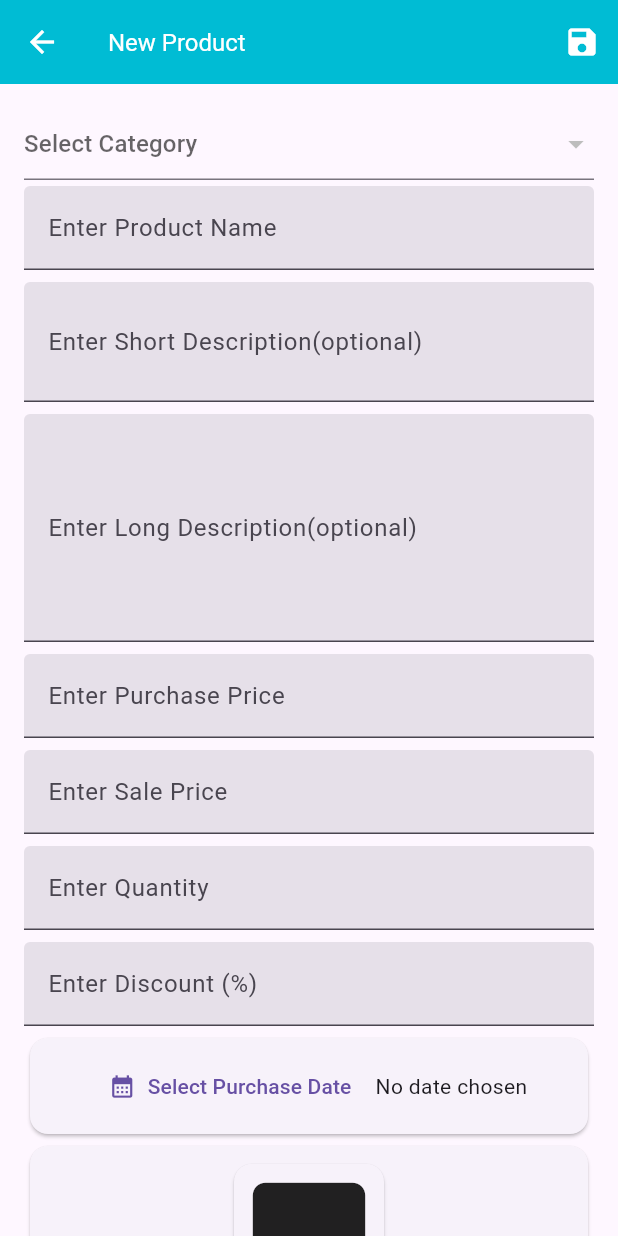
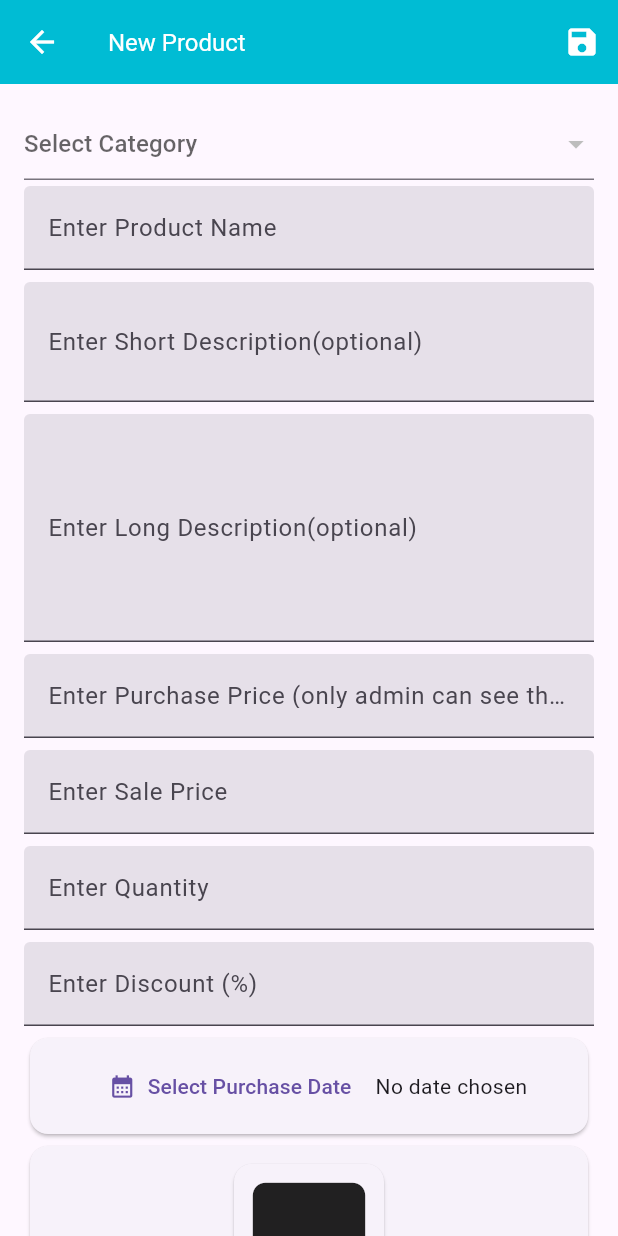
Before and after one commit to muradhossin/ecommerce_admin, a Flutter app: the AddProductPage screen opened by its route, on a phone screen of 412 x 824 dp. Run offline on Flutter 3.47's test engine with Material 3 defaults, Android fonts, the phone set to English and light mode, and no system bars; our stand-ins replace cached_network_image, cloud_firestore, connectivity_plus, firebase_auth, firebase_core, firebase_storage and 2 more; accounts and stored records are empty; Roboto replaces fonts that are missing (Poppins).

Commit message:
purchase price hint text added

```diff
--- a/lib/view/product/add_product_page.dart
+++ b/lib/view/product/add_product_page.dart
@@ -171,7 +171,7 @@ class _AddProductPageState extends State<AddProductPage> {
                 controller: _purchasePriceController,
                 decoration: const InputDecoration(
                   filled: true,
-                  labelText: "Enter Purchase Price",
+                  labelText: "Enter Purchase Price (only admin can see this)",
                 ),
                 validator: (value) {
                   if (value == null || value.isEmpty) {
```
